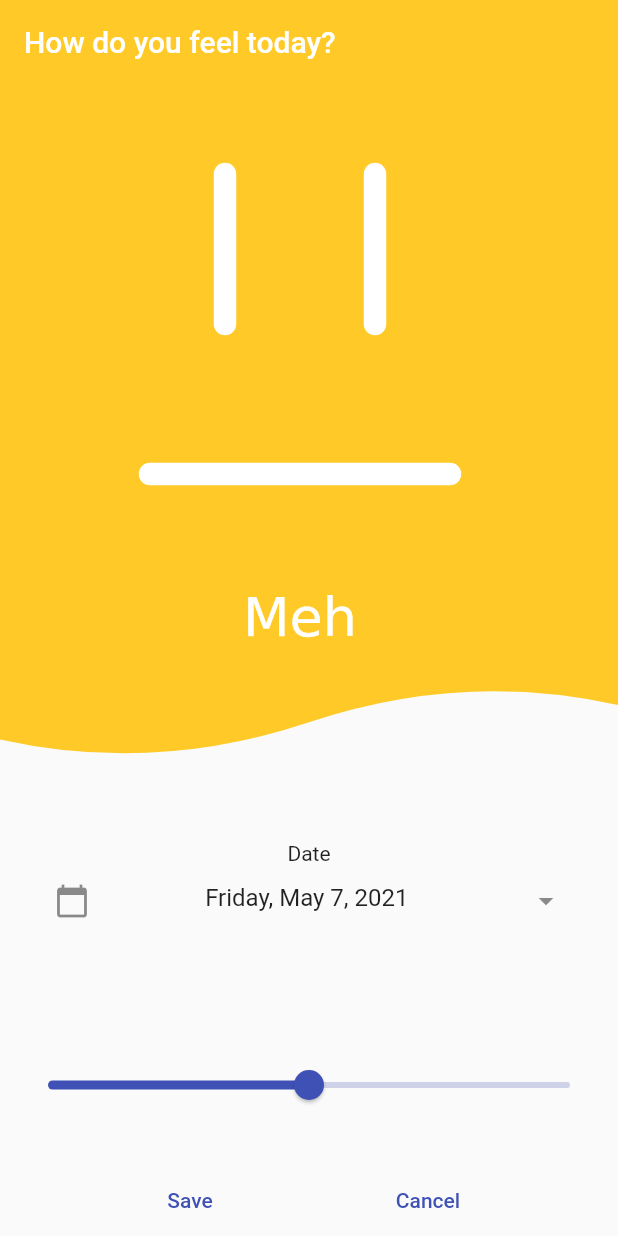
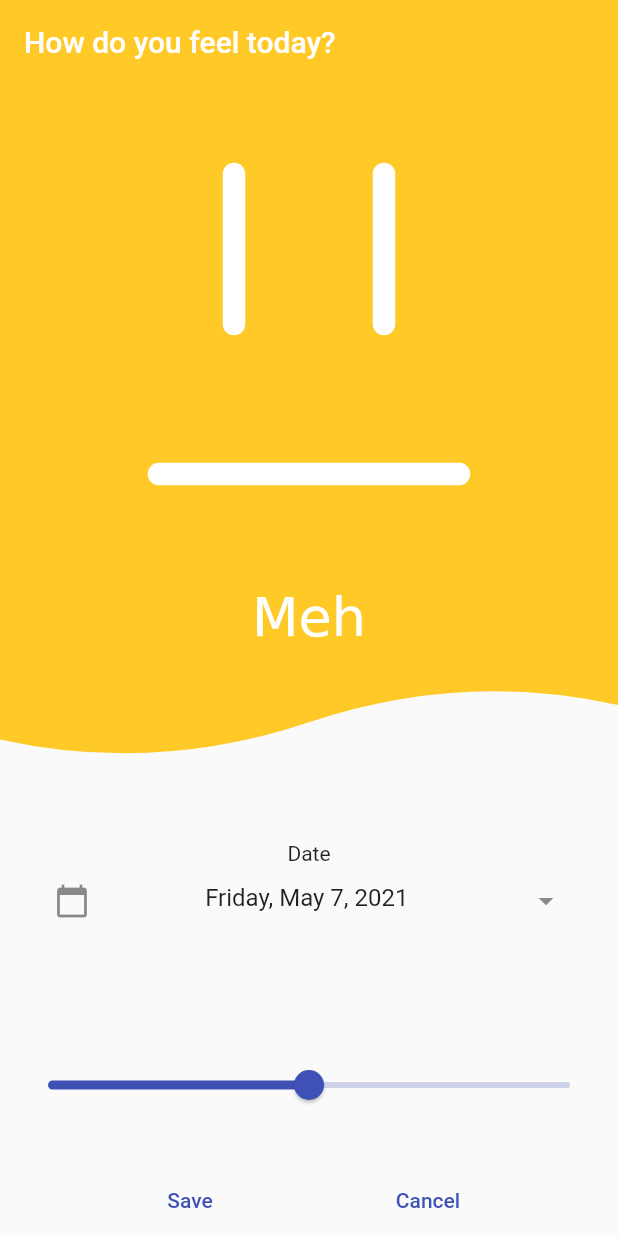
Before and after one commit to strathdeek/moody, a Flutter app: the NewEntryPage screen opened by its route, on a phone screen of 412 x 824 dp. Run offline on Flutter 3.47's test engine with Material 2 defaults, Android fonts, the phone set to English and light mode, and no system bars; our stand-ins replace bloc, camera, equatable, flutter_bloc, flutter_local_notifications, hive and 2 more; accounts and stored records are empty; generated files the repository leaves out were written again.

Commit message:
Modify Emote Banner
* ensure emote is centered within banner

```diff
--- a/lib/views/widgets/emote_banner.dart
+++ b/lib/views/widgets/emote_banner.dart
@@ -19,6 +19,7 @@ class EmoteBanner extends StatelessWidget {
   @override
   Widget build(BuildContext context) {
     return Stack(
+      alignment: Alignment.topCenter,
       children: [
         showBanner
             ? CustomPaint(
@@ -27,7 +28,7 @@ class EmoteBanner extends StatelessWidget {
               )
             : Container(),
         CustomPaint(
-          size: Size.fromHeight(height),
+          size: Size(height, height),
           painter: EmotePainter(emotion: moodType),
         )
       ],
```
